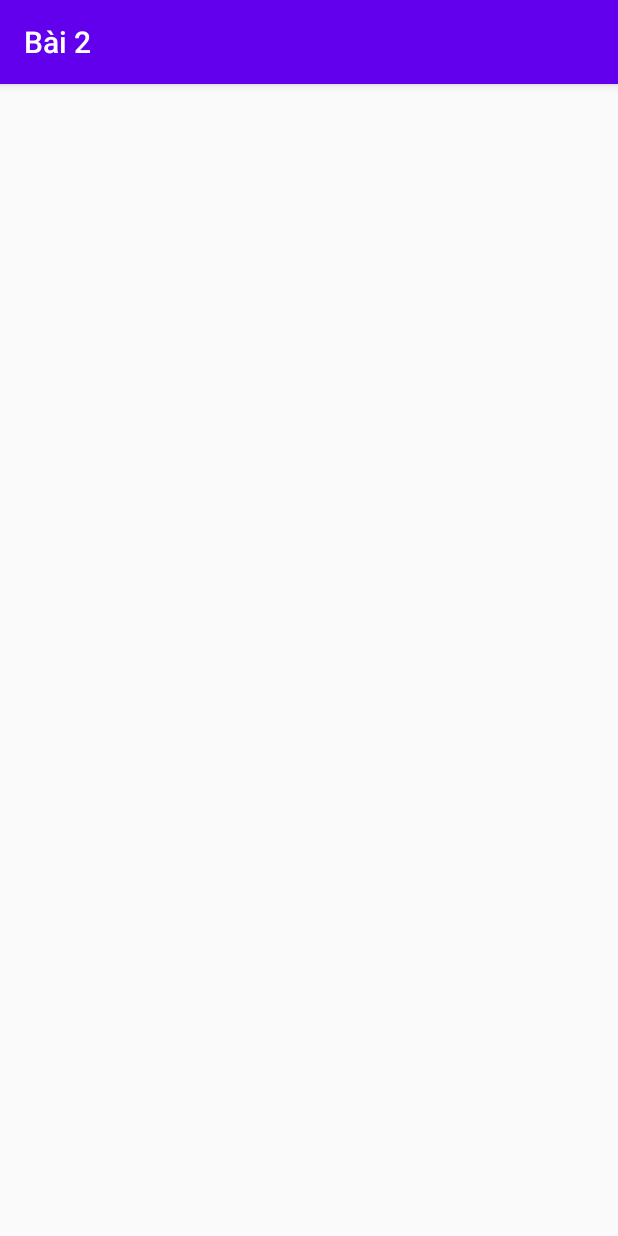
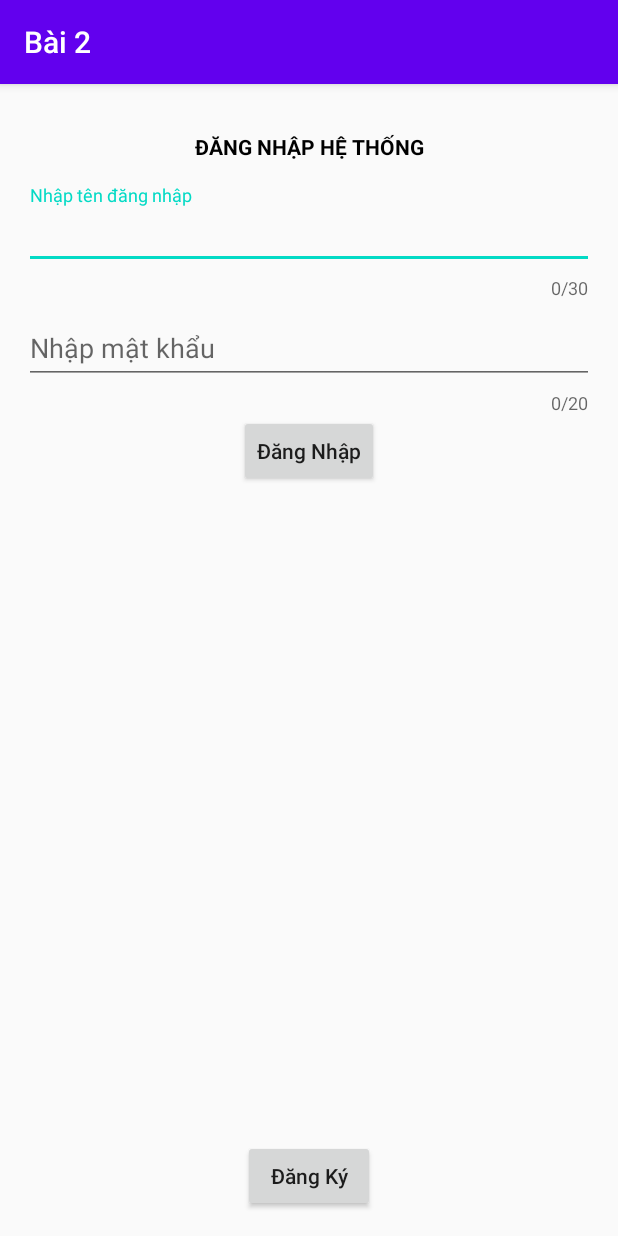
Before and after one commit to PhamNho/AndroidCoBan_Lab3, an Android app: the Bai2Activity screen opened directly, with no data from a screen before it, on a phone screen of 412 x 824 dp. Run offline under Robolectric (Android 15) with nearby library versions, the phone set to English and light mode, and no system bars.

Commit message:
12/03/2020

```diff
--- a/app/build.gradle
+++ b/app/build.gradle
@@ -31,4 +31,6 @@ dependencies {
     testImplementation 'junit:junit:4.12'
     androidTestImplementation 'androidx.test.ext:junit:1.1.1'
     androidTestImplementation 'androidx.test.espresso:espresso-core:3.2.0'
+    implementation 'androidx.recyclerview:recyclerview:1.1.0'
+    implementation 'com.google.android.material:material:1.0.0'
 }
--- a/app/src/main/res/layout/activity_bai2.xml
+++ b/app/src/main/res/layout/activity_bai2.xml
@@ -1,9 +1,64 @@
 <?xml version="1.0" encoding="utf-8"?>
-<androidx.constraintlayout.widget.ConstraintLayout xmlns:android="http://schemas.android.com/apk/res/android"
+<LinearLayout xmlns:android="http://schemas.android.com/apk/res/android"
     xmlns:app="http://schemas.android.com/apk/res-auto"
     xmlns:tools="http://schemas.android.com/tools"
     android:layout_width="match_parent"
     android:layout_height="match_parent"
+    android:orientation="vertical"
+    android:padding="16dp"
     tools:context=".Bai2Activity">
+    <TextView
+        android:layout_margin="16dp"
+        android:textColor="#000000"
+        android:textStyle="bold"
+        android:gravity="center"
+        android:layout_width="match_parent"
+        android:layout_height="wrap_content"
+        android:text="ĐĂNG NHẬP HỆ THỐNG"/>
 
-</androidx.constraintlayout.widget.ConstraintLayout>
+    <com.google.android.material.textfield.TextInputLayout
+        android:layout_width="match_parent"
+        android:layout_height="wrap_content"
+        android:hint="Nhập tên đăng nhập"
+        app:counterEnabled="true"
+        app:counterMaxLength="30">
+
+        <EditText
+            android:id="@+id/edtUserName"
+            android:layout_width="match_parent"
+            android:layout_height="match_parent" />/
+    </com.google.android.material.textfield.TextInputLayout>
+
+    <com.google.android.material.textfield.TextInputLayout
+        android:layout_width="match_parent"
+        android:layout_height="wrap_content"
+        android:hint="Nhập mật khẩu"
+        app:counterEnabled="true"
+        app:counterMaxLength="20">
+
+        <EditText
+            android:id="@+id/edtPassword"
+            android:layout_width="match_parent"
+            android:layout_height="match_parent" />
+    </com.google.android.material.textfield.TextInputLayout>
+
+    <RelativeLayout
+        android:layout_width="match_parent"
+        android:layout_height="match_parent">
+
+        <Button
+            android:layout_width="wrap_content"
+            android:layout_height="wrap_content"
+            android:text="Đăng Nhập"
+            android:layout_centerHorizontal="true"
+            android:textAllCaps="false"/>
+
+        <Button
+            android:layout_width="wrap_content"
+            android:layout_height="wrap_content"
+            android:layout_centerHorizontal="true"
+            android:layout_alignParentBottom="true"
+            android:text="Đăng Ký"
+            android:textAllCaps="false"/>
+    </RelativeLayout>
+</LinearLayout>
```
